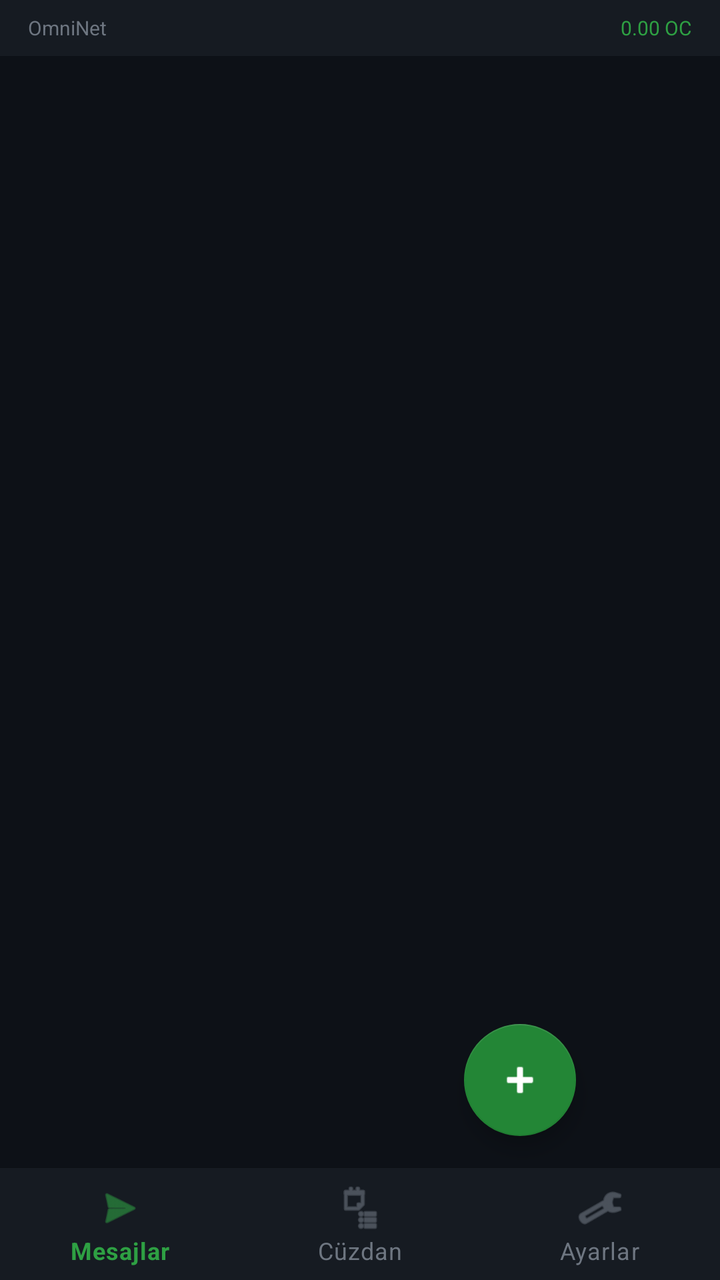
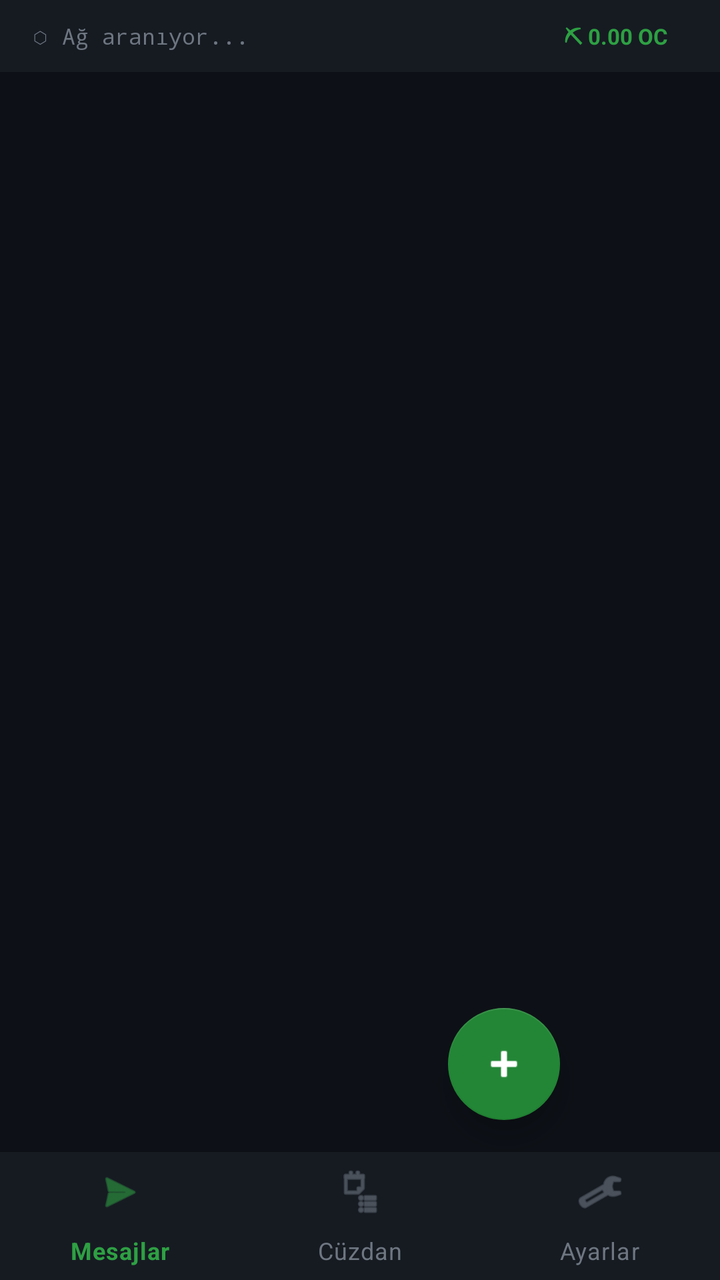

Before-and-after screenshots of an Android layout around one commit, followed by the original layout XML and the change that was made.
<!-- AndroidManifest.xml: application theme Theme.OmniNet -->
<!-- res/layout/activity_main.xml -->
<?xml version="1.0" encoding="utf-8"?>
<androidx.coordinatorlayout.widget.CoordinatorLayout
    xmlns:android="http://schemas.android.com/apk/res/android"
    xmlns:app="http://schemas.android.com/apk/res-auto"
    android:layout_width="match_parent"
    android:layout_height="match_parent"
    android:background="#0D1117">

    <LinearLayout
        android:layout_width="match_parent"
        android:layout_height="match_parent"
        android:orientation="vertical">

        <LinearLayout
            android:id="@+id/status_strip"
            android:layout_width="match_parent"
            android:layout_height="28dp"
            android:background="#161B22"
            android:orientation="horizontal"
            android:paddingLeft="14dp"
            android:paddingRight="14dp"
            android:gravity="center_vertical">

            <TextView
                android:id="@+id/tv_mesh_status"
                android:layout_width="0dp"
                android:layout_height="wrap_content"
                android:layout_weight="1"
                android:text="OmniNet"
                android:textColor="#6E7681"
                android:textSize="10sp"/>

            <TextView
                android:id="@+id/tv_balance_pill"
                android:layout_width="wrap_content"
                android:layout_height="wrap_content"
                android:text="0.00 OC"
                android:textColor="#2EA043"
                android:textSize="10sp"/>

        </LinearLayout>

        <FrameLayout
            android:id="@+id/fragment_container"
            android:layout_width="match_parent"
            android:layout_height="0dp"
            android:layout_weight="1"/>

        <com.google.android.material.bottomnavigation.BottomNavigationView
            android:id="@+id/bottom_nav"
            android:layout_width="match_parent"
            android:layout_height="wrap_content"
            android:background="#161B22"
            app:itemIconTint="@color/nav_selector"
            app:itemTextColor="@color/nav_selector"
            app:labelVisibilityMode="labeled"
            app:menu="@menu/bottom_nav"/>

    </LinearLayout>

    <com.google.android.material.floatingactionbutton.FloatingActionButton
        android:id="@+id/fab_main"
        android:layout_width="wrap_content"
        android:layout_height="wrap_content"
        android:layout_gravity="bottom|end"
        android:layout_margin="72dp"
        android:src="@android:drawable/ic_input_add"
        app:backgroundTint="#238636"
        app:tint="@android:color/white"/>

</androidx.coordinatorlayout.widget.CoordinatorLayout>
<!-- resources referenced by this layout -->
<resources>
  <style name="Theme.OmniNet" parent="Theme.MaterialComponents.DayNight.NoActionBar">
          <item name="colorPrimary">#238636</item>
          <item name="colorPrimaryDark">#0D1117</item>
          <item name="colorAccent">#2EA043</item>
          <item name="android:windowBackground">#0D1117</item>
          <item name="android:statusBarColor">@android:color/transparent</item>
          <item name="android:navigationBarColor">#0D1117</item>
          <item name="android:windowLightStatusBar">false</item>
          <item name="android:windowTranslucentStatus">true</item>
      </style>
</resources>

<!-- the commit's change to res/layout/activity_main.xml (unified diff, before → after) -->
@@ -4,21 +4,24 @@
     xmlns:app="http://schemas.android.com/apk/res-auto"
     android:layout_width="match_parent"
     android:layout_height="match_parent"
-    android:background="#0D1117">
+    android:background="#0D1117"
+    android:fitsSystemWindows="true">
 
+    
     <LinearLayout
         android:layout_width="match_parent"
         android:layout_height="match_parent"
         android:orientation="vertical">
 
+        
         <LinearLayout
             android:id="@+id/status_strip"
             android:layout_width="match_parent"
-            android:layout_height="28dp"
+            android:layout_height="36dp"
             android:background="#161B22"
             android:orientation="horizontal"
-            android:paddingLeft="14dp"
-            android:paddingRight="14dp"
+            android:paddingStart="16dp"
+            android:paddingEnd="16dp"
             android:gravity="center_vertical">
 
             <TextView
@@ -26,46 +29,60 @@
                 android:layout_width="0dp"
                 android:layout_height="wrap_content"
                 android:layout_weight="1"
-                android:text="OmniNet"
+                android:text="⬡ Ağ aranıyor..."
                 android:textColor="#6E7681"
-                android:textSize="10sp"/>
+                android:textSize="11sp"
+                android:fontFamily="monospace"/>
 
             <TextView
                 android:id="@+id/tv_balance_pill"
                 android:layout_width="wrap_content"
                 android:layout_height="wrap_content"
-                android:text="0.00 OC"
+                android:text="⛏ 0.00 OC"
                 android:textColor="#2EA043"
-                android:textSize="10sp"/>
+                android:textSize="11sp"
+                android:textStyle="bold"
+                android:background="@drawable/bg_pill_green"
+                android:paddingStart="10dp"
+                android:paddingEnd="10dp"
+                android:paddingTop="3dp"
+                android:paddingBottom="3dp"/>
 
         </LinearLayout>
 
+        
         <FrameLayout
             android:id="@+id/fragment_container"
             android:layout_width="match_parent"
             android:layout_height="0dp"
             android:layout_weight="1"/>
 
-        <com.google.android.material.bottomnavigation.BottomNavigationView
-            android:id="@+id/bottom_nav"
-            android:layout_width="match_parent"
-            android:layout_height="wrap_content"
-            android:background="#161B22"
-            app:itemIconTint="@color/nav_selector"
-            app:itemTextColor="@color/nav_selector"
-            app:labelVisibilityMode="labeled"
-            app:menu="@menu/bottom_nav"/>
-
     </LinearLayout>
 
+    
+    <com.google.android.material.bottomnavigation.BottomNavigationView
+        android:id="@+id/bottom_nav"
+        android:layout_width="match_parent"
+        android:layout_height="64dp"
+        android:layout_gravity="bottom"
+        android:background="#161B22"
+        app:elevation="16dp"
+        app:itemIconTint="@color/nav_selector"
+        app:itemTextColor="@color/nav_selector"
+        app:labelVisibilityMode="labeled"
+        app:menu="@menu/bottom_nav"/>
+
+    
     <com.google.android.material.floatingactionbutton.FloatingActionButton
         android:id="@+id/fab_main"
         android:layout_width="wrap_content"
         android:layout_height="wrap_content"
         android:layout_gravity="bottom|end"
-        android:layout_margin="72dp"
+        android:layout_margin="80dp"
         android:src="@android:drawable/ic_input_add"
+        android:contentDescription="Özellikler"
         app:backgroundTint="#238636"
-        app:tint="@android:color/white"/>
+        app:tint="@android:color/white"
+        app:elevation="8dp"/>
 
 </androidx.coordinatorlayout.widget.CoordinatorLayout>
